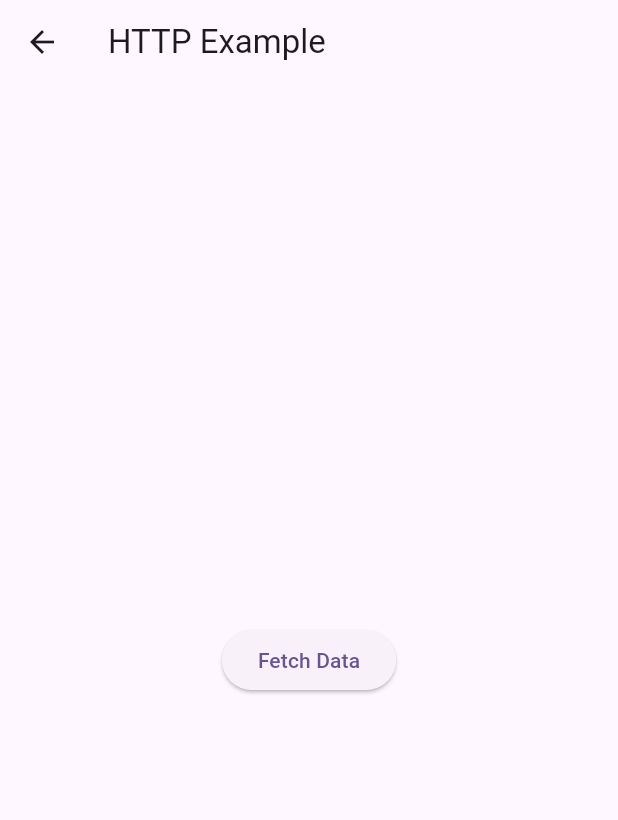
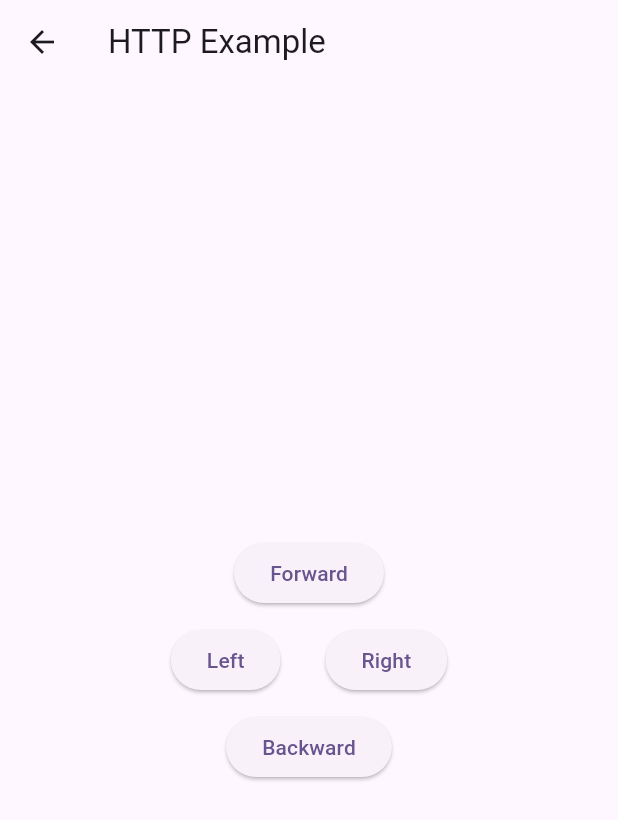
Before and after one commit to kshitiz3133/beyblade, a Flutter app: the Call screen opened directly, on a phone screen of 412 x 824 dp. Shown: the top 820 px of the screen. Run offline on Flutter 3.47's test engine with Material 3 defaults, Android fonts, the light colour scheme and no system bars; our stand-ins replace sensors_plus; missing offline and left inert: o3d.

Commit message:
x axis done

```diff
--- a/lib/modelpage.dart
+++ b/lib/modelpage.dart
@@ -1,8 +1,12 @@
+import 'dart:convert';
+
 import 'package:flutter/material.dart';
 import 'package:http/http.dart' as http;
 
 class Call extends StatelessWidget {
-  const Call({Key? key}) : super(key: key);
+  Call({Key? key}) : super(key: key);
+
+  String ipAddress = "192.168.189.96";
 
   @override
   Widget build(BuildContext context) {
@@ -11,11 +15,48 @@ class Call extends StatelessWidget {
         title: Text('HTTP Example'),
       ),
       body: Center(
-        child: ElevatedButton(
-          onPressed: () {
-            fetchData();
-          },
-          child: Text('Fetch Data'),
+        child: Column(
+          mainAxisAlignment: MainAxisAlignment.center,
+          children: [
+            ElevatedButton(
+              onPressed: () {
+                forward();
+              },
+              child: Text('Forward'),
+            ),
+
+            SizedBox(height: 10,),
+
+            Row(
+              mainAxisAlignment: MainAxisAlignment.center,
+              children: [
+                ElevatedButton(
+                  onPressed: () {
+                    left();
+                  },
+                  child: Text('Left'),
+                ),
+
+                SizedBox(width: 30,),
+
+                ElevatedButton(
+                  onPressed: () {
+                    right();
+                  },
+                  child: Text('Right'),
+                ),
+              ],
+            ),
+
+            SizedBox(height: 10,),
+
+            ElevatedButton(
+              onPressed: () {
+                backward();
+              },
+              child: Text('Backward'),
+            ),
+          ],
         ),
       ),
     );
@@ -23,7 +64,7 @@ class Call extends StatelessWidget {
 
   void fetchData() async {
     final response = await http.get(Uri.parse(
-        'http://192.168.1.6:30010/remote/preset/NewRemoteControlPreset/'));
+        'http://${ipAddress}:30010/remote/preset/NewRemoteControlPreset/'));
     if (response.statusCode == 200) {
       // Handle successful response
       print('Response: ${response.body}');
@@ -32,4 +73,61 @@ class Call extends StatelessWidget {
       print('Error: ${response.statusCode}');
     }
   }
+
+  void forward() async {
+    var body = jsonEncode({ 'Parameters': {}});
+    http.put(Uri.parse(
+        'http://${ipAddress}:30010/remote/preset/NewRemoteControlPreset/function/Forward'),
+        body: body);
+  }
+
+  void backward() async {
+    var body = jsonEncode({ 'Parameters': {}});
+    http.put(Uri.parse(
+        'http://${ipAddress}:30010/remote/preset/NewRemoteControlPreset/function/Backward'),
+        body: body);
+  }
+
+  void left() async {
+    var body = jsonEncode({ 'Parameters': {}});
+    http.put(Uri.parse(
+        'http://${ipAddress}:30010/remote/preset/NewRemoteControlPreset/function/Left'),
+        body: body);
+  }
+
+  void right() async {
+    var body = jsonEncode({ 'Parameters': {}});
+    http.put(Uri.parse(
+        'http://${ipAddress}:30010/remote/preset/NewRemoteControlPreset/function/Right'),
+        body: body);
+  }
+
+  void stop_right() async {
+    var body = jsonEncode({ 'Parameters': {}});
+    http.put(Uri.parse(
+        'http://${ipAddress}:30010/remote/preset/NewRemoteControlPreset/function/Stop Right'),
+        body: body);
+  }
+
+  void stop_left() async {
+    var body = jsonEncode({ 'Parameters': {}});
+    http.put(Uri.parse(
+        'http://${ipAddress}:30010/remote/preset/NewRemoteControlPreset/function/Stop Left'),
+        body: body);
+  }
+
+  void stop_forward() async {
+    var body = jsonEncode({ 'Parameters': {}});
+    http.put(Uri.parse(
+        'http://${ipAddress}:30010/remote/preset/NewRemoteControlPreset/function/Stop Forward'),
+        body: body);
+  }
+
+  void stop_backward() async {
+    var body = jsonEncode({ 'Parameters': {}});
+    http.put(Uri.parse(
+        'http://${ipAddress}:30010/remote/preset/NewRemoteControlPreset/function/Stop Backward'),
+        body: body);
+  }
+
 }
```
Also changed, not shown: lib/accel.dart (+72 -10 lines).
